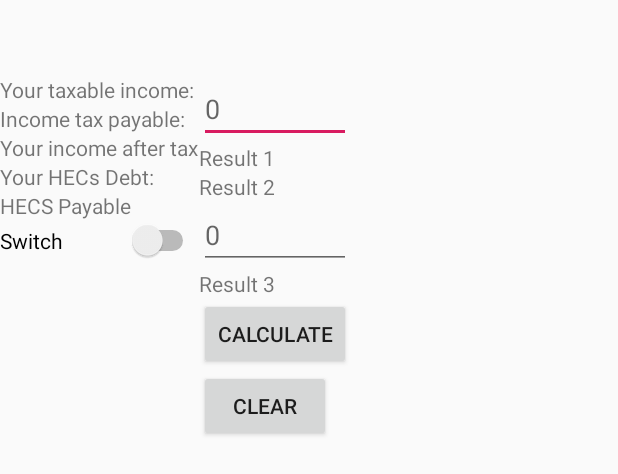
After one commit to ehkn12/financialliteracy, an Android app: the layout activity_taxcalc.xml on its own in the app's theme, with its tools: preview values and no code run, on a phone screen of 412 x 824 dp. The commit adds this screen. Shown: the top 474 px of the screen. Run offline under Robolectric (Android 15) with nearby library versions, the phone set to English and light mode, and no system bars.

Commit message:
Sprint 1
Features complete

```diff
--- /dev/null
+++ b/app/src/main/res/layout/activity_taxcalc.xml
@@ -0,0 +1,119 @@
+<?xml version="1.0" encoding="utf-8"?>
+<androidx.constraintlayout.widget.ConstraintLayout xmlns:android="http://schemas.android.com/apk/res/android"
+    xmlns:app="http://schemas.android.com/apk/res-auto"
+    xmlns:tools="http://schemas.android.com/tools"
+    android:layout_width="match_parent"
+    android:layout_height="match_parent"
+    tools:context=".Activities.taxcalc">
+
+    <LinearLayout
+        android:layout_width="wrap_content"
+        android:layout_height="match_parent"
+        android:orientation="horizontal"
+        app:layout_constraintStart_toStartOf="parent"
+        app:layout_constraintTop_toTopOf="parent"
+        android:layout_marginTop="50dp">
+
+        <LinearLayout
+            android:layout_width="match_parent"
+            android:layout_height="match_parent"
+            android:orientation="vertical">
+
+            <TextView
+                android:id="@+id/textView"
+                android:layout_width="match_parent"
+                android:layout_height="wrap_content"
+                android:text="Your taxable income:" />
+
+            <TextView
+                android:id="@+id/textView2"
+                android:layout_width="match_parent"
+                android:layout_height="wrap_content"
+                android:text="Income tax payable:" />
+
+            <TextView
+                android:id="@+id/textView3"
+                android:layout_width="match_parent"
+                android:layout_height="wrap_content"
+                android:text="Your income after tax" />
+
+            <TextView
+                android:id="@+id/textView4"
+                android:layout_width="match_parent"
+                android:layout_height="wrap_content"
+                android:text="Your HECs Debt:" />
+
+            <TextView
+                android:id="@+id/textView5"
+                android:layout_width="match_parent"
+                android:layout_height="wrap_content"
+                android:text="HECS Payable" />
+
+            <Switch
+                android:id="@+id/switch1"
+                android:layout_width="match_parent"
+                android:layout_height="wrap_content"
+                android:text="Switch"
+                android:textOff="Weekly"
+                android:textOn="Yearly" />
+
+
+        </LinearLayout>
+
+        <LinearLayout
+            android:layout_width="match_parent"
+            android:layout_height="match_parent"
+            android:orientation="vertical">
+
+            <EditText
+                android:id="@+id/EditText1"
+                android:layout_width="match_parent"
+                android:layout_height="wrap_content"
+                android:hint="0"
+                android:inputType="phone" />
+
+            <TextView
+                android:id="@+id/textViewR2"
+                android:layout_width="match_parent"
+                android:layout_height="wrap_content"
+                android:text="Result 1" />
+
+            <TextView
+                android:id="@+id/textViewR3"
+                android:layout_width="match_parent"
+                android:layout_height="wrap_content"
+                android:text="Result 2" />
+
+            <EditText
+                android:id="@+id/EditText2"
+                android:layout_width="match_parent"
+                android:layout_height="wrap_content"
+                android:hint="0"
+                android:inputType="phone" />
+
+            <TextView
+                android:id="@+id/textViewR4"
+                android:layout_width="match_parent"
+                android:layout_height="wrap_content"
+                android:text="Result 3" />
+
+            <Button
+                android:id="@+id/button"
+                android:layout_width="wrap_content"
+                android:layout_height="wrap_content"
+                android:onClick="calculateTax"
+                android:text="Calculate"/>
+
+            <Button
+                android:id="@+id/button2"
+                android:layout_width="wrap_content"
+                android:layout_height="wrap_content"
+                android:onClick="clearText"
+                android:text="Clear" />
+
+
+
+        </LinearLayout>
+    </LinearLayout>
+
+</androidx.constraintlayout.widget.ConstraintLayout>
```
Also changed, not shown: app/src/main/java/com/example/financialliteracy/Activities/MainActivity.java (+24 -0 lines), app/src/main/java/com/example/financialliteracy/Activities/taxcalc.java (added, +391 -0 lines), app/src/main/res/layout/activity_main.xml (+16 -0 lines).
